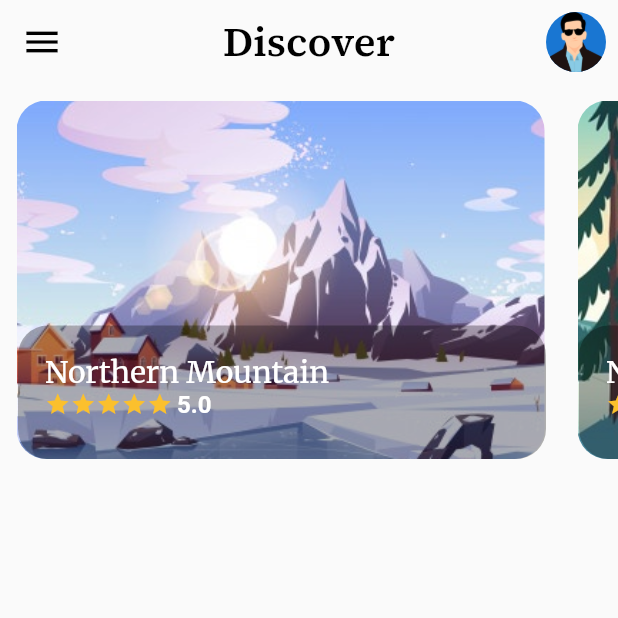
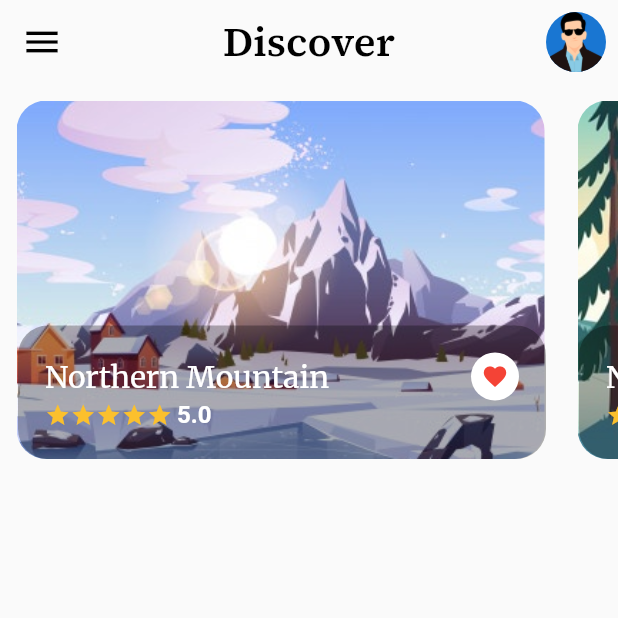
Before and after one commit to Manojkc15/Travel_App, a Flutter app: the DiscoverScreen screen opened directly, on a phone screen of 412 x 824 dp, the top half of it. Run offline on Flutter 3.47's test engine with Material 2 defaults, Android fonts, the light colour scheme and no system bars; our stand-ins replace google_fonts, page_transition.

Commit message:
addes fav icon

```diff
--- a/lib/Components/card_sample.dart
+++ b/lib/Components/card_sample.dart
@@ -47,12 +47,29 @@ class CardSample extends StatelessWidget {
           child: Column(
             crossAxisAlignment: CrossAxisAlignment.start,
             children: [
+              Row(
+                mainAxisAlignment: MainAxisAlignment.spaceBetween,
+                children: [
                   Text(
                     title,
                     style: GoogleFonts.merriweather(
                       fontSize: 20.0,
                       color: Colors.white,
                     ),
+                  ),
+                  Container(
+                    padding: const EdgeInsets.all(7.0),
+                    decoration: BoxDecoration(
+                      borderRadius: BorderRadius.circular(30.0),
+                      color: Colors.white,
+                    ),
+                    child: const Icon(
+                      Icons.favorite,
+                      color: Colors.red,
+                      size: 18.0,
+                    ),
+                  ),
+                ],
               ),
               Row(
                 children: [
```
Lines whose indentation alone changed are shown as unchanged.
